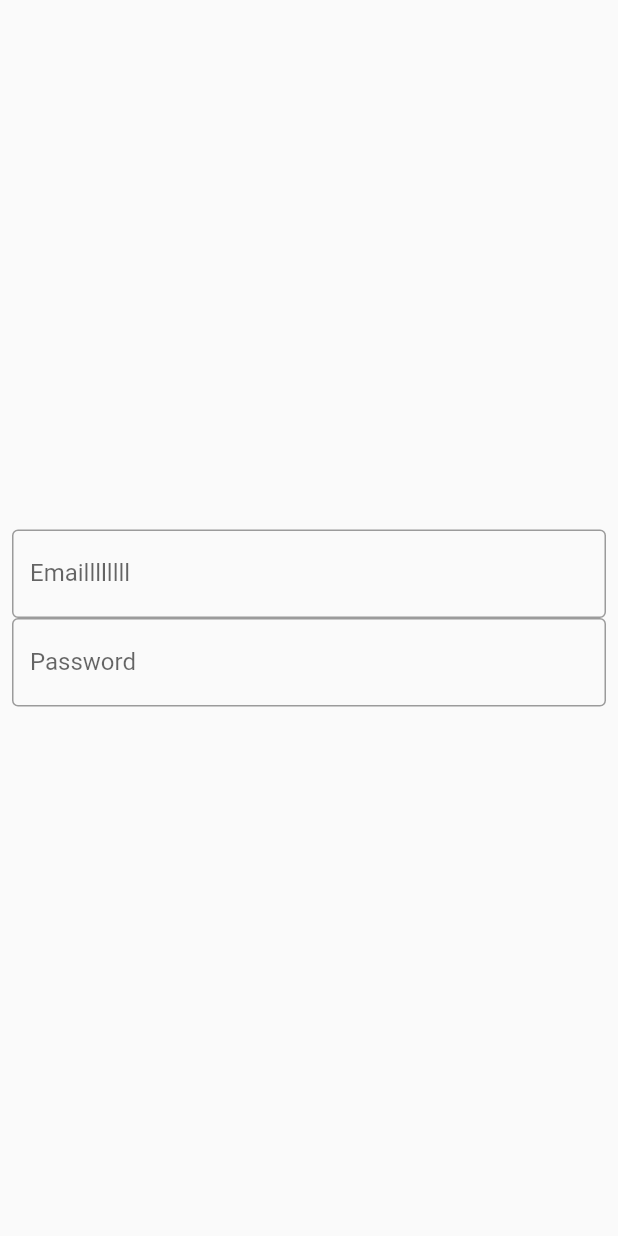
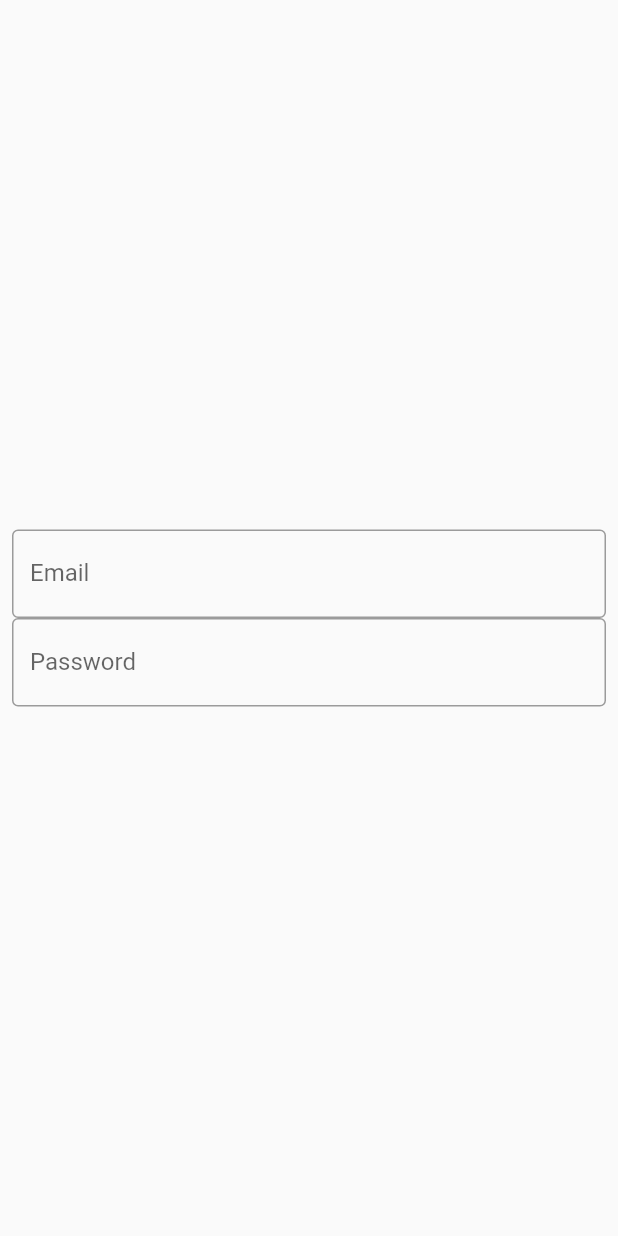
Before and after one commit to italo-mauricio/Fluttering, a Flutter app: the screen it shows after launch, on a phone screen of 412 x 824 dp. Run offline on Flutter 3.47's test engine with Material 2 defaults, Android fonts, the phone set to English and light mode, and no system bars.

```diff
--- a/login_page/lib/contents/app_login.dart
+++ b/login_page/lib/contents/app_login.dart
@@ -26,7 +26,7 @@ class _LoginPageState extends State<LoginPage> {
               TextField(
                 keyboardType: TextInputType.emailAddress,
                 decoration: InputDecoration(
-                  labelText: 'Emaillllllll',
+                  labelText: 'Email',
                   border: OutlineInputBorder(),),
               ),
               TextField(
```
